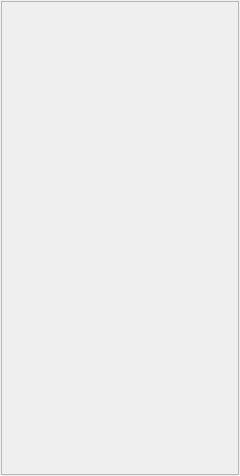
Above: UIFiles/audioDataWidget.ui from IvanW5X/audio-prod before the change. Below: the same form after it.
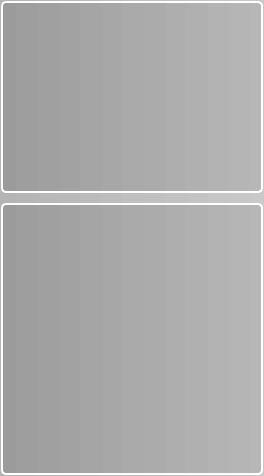
That is the form after the change.

Commit message: Add functionality to view audio data in UI

Patch:
```diff
--- a/UIFiles/audioDataWidget.ui
+++ b/UIFiles/audioDataWidget.ui
@@ -6,13 +6,16 @@
    <rect>
     <x>0</x>
     <y>0</y>
-    <width>240</width>
+    <width>264</width>
     <height>476</height>
    </rect>
   </property>
   <property name="windowTitle">
    <string>Form</string>
   </property>
+  <property name="styleSheet">
+   <string notr="true">background-color: qlineargradient(spread:pad, x1:0, y1:0, x2:1, y2:0, stop:0 rgba(80, 80, 80, 0.25), stop:1 rgba(130, 130, 130, 0.25));</string>
+  </property>
   <layout class="QVBoxLayout" name="verticalLayout">
    <property name="spacing">
     <number>10</number>
@@ -30,9 +33,51 @@
     <number>1</number>
    </property>
    <item>
-    <widget class="QFrame" name="frame">
-     <property name="frameShape">
-      <enum>QFrame::Shape::StyledPanel</enum>
+    <widget class="QListWidget" name="currentAudioView">
+     <property name="sizePolicy">
+      <sizepolicy hsizetype="Expanding" vsizetype="Maximum">
+       <horstretch>0</horstretch>
+       <verstretch>0</verstretch>
+      </sizepolicy>
+     </property>
+     <property name="font">
+      <font>
+       <pointsize>9</pointsize>
+       <bold>true</bold>
+      </font>
+     </property>
+     <property name="styleSheet">
+      <string notr="true">#currentAudioView {
+	border-radius: 5px;
+	border: 2px solid white;
+	padding: 10px;
+}
+
+QListWidget::item:hover {
+    background: transparent;
+}</string>
+     </property>
+     <property name="frameShadow">
+      <enum>QFrame::Shadow::Plain</enum>
+     </property>
+     <property name="editTriggers">
+      <set>QAbstractItemView::EditTrigger::NoEditTriggers</set>
+     </property>
+    </widget>
+   </item>
+   <item>
+    <widget class="QListView" name="loadedFilesView">
+     <property name="sizePolicy">
+      <sizepolicy hsizetype="Preferred" vsizetype="Preferred">
+       <horstretch>0</horstretch>
+       <verstretch>0</verstretch>
+      </sizepolicy>
+     </property>
+     <property name="styleSheet">
+      <string notr="true">#loadedFilesView {
+	border-radius: 5px;
+	border: 2px solid white;;
+}</string>
      </property>
      <property name="frameShadow">
       <enum>QFrame::Shadow::Plain</enum>
```
The commit also changes 3 other files.
